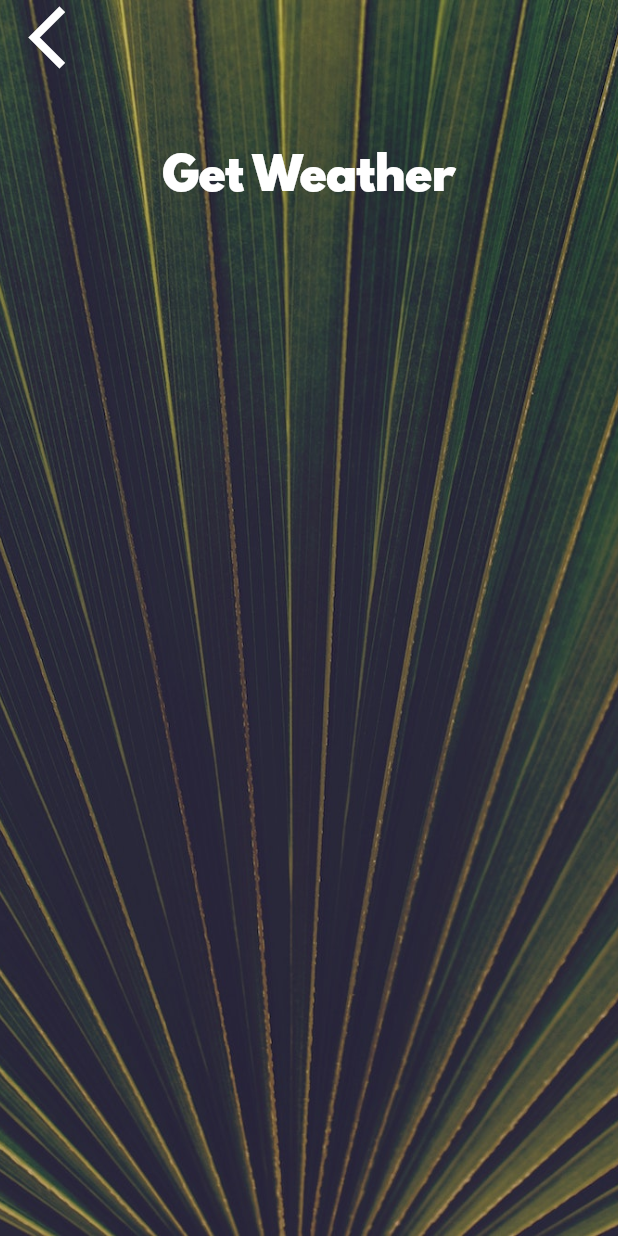
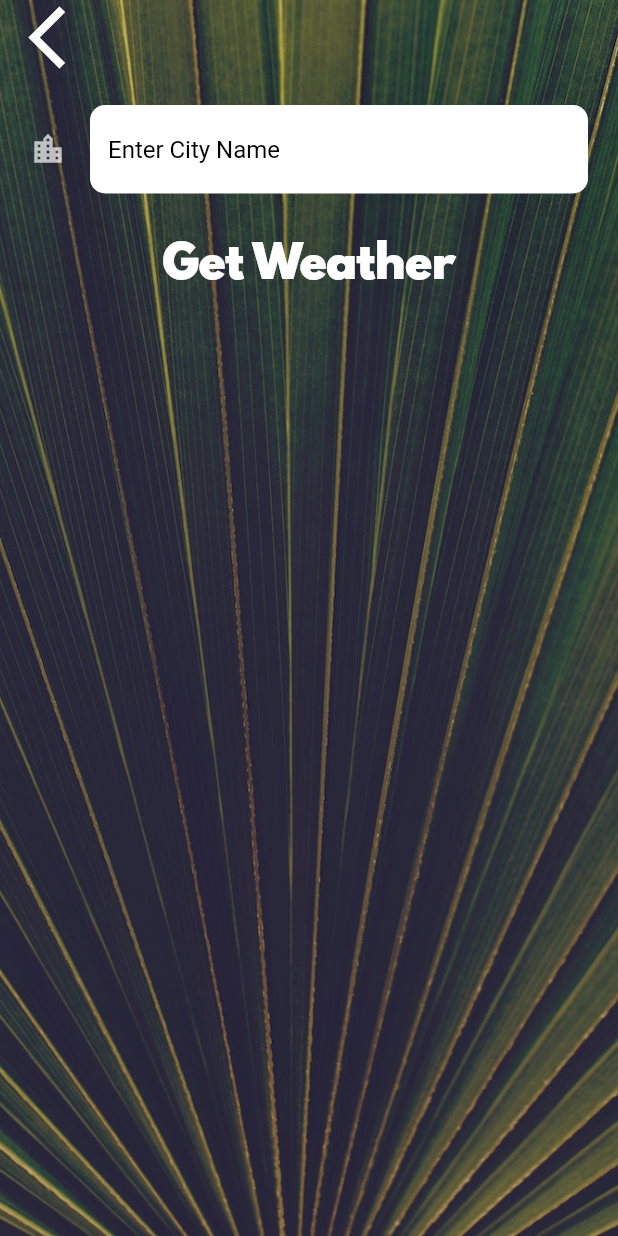
Before and after one commit to helloabhi24/WeatherApp, a Flutter app: the CityScreen screen opened directly, on a phone screen of 412 x 824 dp. Run offline on Flutter 3.47's test engine with Material 2 defaults, Android fonts, the phone set to English and light mode, and no system bars; our stand-ins replace flutter_spinkit, geolocator; network calls fail.

Commit message:
TextField Widget Updated

```diff
--- a/lib/screens/city_screen.dart
+++ b/lib/screens/city_screen.dart
@@ -33,7 +33,13 @@ class _CityScreenState extends State<CityScreen> {
               ),
               Container(
                 padding: EdgeInsets.all(20.0),
-                child: null,
+                child: TextField(
+                  style: TextStyle(color: Colors.black),
+                  decoration: kInputDecorator,
+                  onChanged: (value) {
+                    print(value);
+                  },
+                ),
               ),
               FlatButton(
                 onPressed: () {},
--- a/lib/utilities/constants.dart
+++ b/lib/utilities/constants.dart
@@ -18,3 +18,17 @@ const kButtonTextStyle = TextStyle(
 const kConditionTextStyle = TextStyle(
   fontSize: 100.0,
 );
+
+const kInputDecorator = InputDecoration(
+  filled: true,
+  fillColor: Colors.white,
+  icon: Icon(Icons.location_city),
+  hintText: 'Enter City Name',
+  hintStyle: TextStyle(color: Colors.black),
+  border: OutlineInputBorder(
+    borderRadius: BorderRadius.all(
+      Radius.circular(10.0),
+    ),
+    borderSide: BorderSide.none,
+  ),
+);
```
Also changed, not shown: lib/screens/location_screen.dart (+9 -1 lines).
